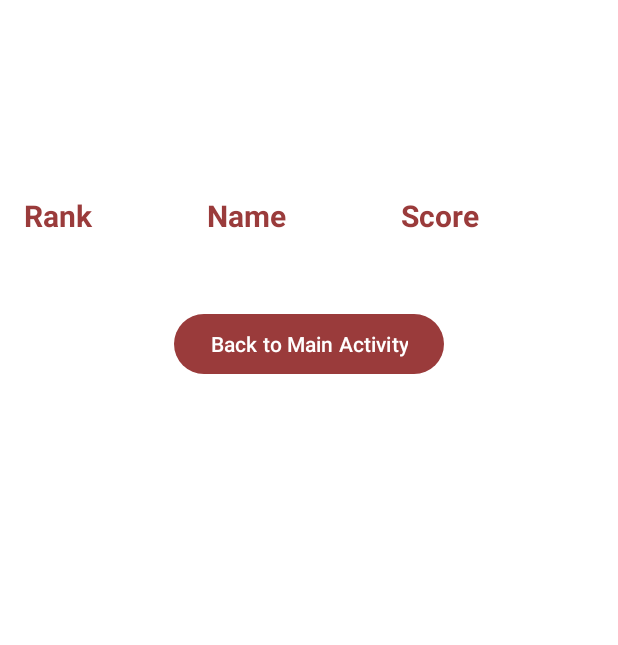
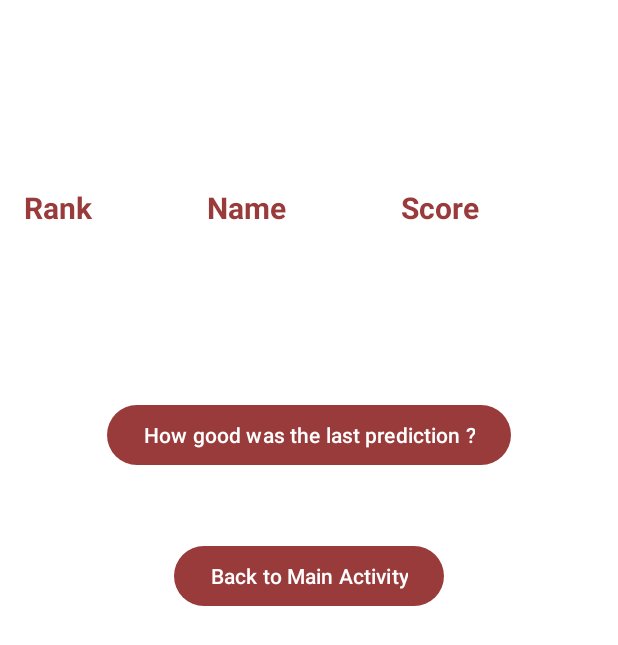
Before and after one commit to francomano/CoffeeCraft, an Android app: the UserInfoActivity screen opened directly, with no data from a screen before it, on a phone screen of 412 x 824 dp. Shown: the top 645 px of the screen. Run offline under Robolectric (Android 15) with nearby library versions, the phone set to English and light mode, and no system bars.

Commit message:
coffee feedback

```diff
--- a/CoffeeCraftJava/app/src/main/AndroidManifest.xml
+++ b/CoffeeCraftJava/app/src/main/AndroidManifest.xml
@@ -42,8 +42,5 @@
         <activity
             android:name=".CoffeeSuggestionActivity"
             android:exported="false" />
-        <activity
-            android:name=".CoffeeSuggestionActivity"
-            android:exported="false" />
     </application>
 </manifest>
--- a/CoffeeCraftJava/app/src/main/res/layout/activity_user_info.xml
+++ b/CoffeeCraftJava/app/src/main/res/layout/activity_user_info.xml
@@ -13,7 +13,7 @@
         android:id="@+id/userInfoTextView"
         android:layout_width="match_parent"
         android:layout_height="wrap_content"
-        android:textSize="24sp"
+        android:textSize="20sp"
         android:textColor="@color/coffee"
         android:gravity="center"
         android:textStyle="bold"
@@ -76,6 +76,68 @@
         android:divider="@null"
         android:dividerHeight="0dp"/>
 
+    <FrameLayout
+        android:layout_width="wrap_content"
+        android:layout_height="wrap_content"
+        android:paddingTop="20dp"
+        android:layout_gravity="center">
+
+        <com.google.android.material.button.MaterialButton
+            android:id="@+id/reviewButton"
+            android:layout_width="wrap_content"
+            android:layout_height="wrap_content"
+            android:text="How good was the last prediction ?"
+            android:layout_gravity="center"
+            app:backgroundTint="@color/coffee"
+            android:textColor="@color/white"
+            android:layout_marginTop="16dp"
+            android:elevation="4dp"/>
+
+        <LinearLayout
+            android:layout_width="wrap_content"
+            android:layout_height="wrap_content"
+            android:orientation="vertical"
+            android:layout_gravity="center"
+            android:visibility="invisible"
+            android:id="@+id/reviewView">
+
+            <com.google.android.material.textview.MaterialTextView
+                android:id="@+id/coffeeType"
+                android:layout_width="wrap_content"
+                android:layout_height="wrap_content"
+                android:layout_gravity="center"
+                android:textColor="@color/coffee"
+                android:textStyle="bold"
+                android:text="Coffee type"/>
+
+            <LinearLayout
+
+                android:layout_width="wrap_content"
+                android:layout_height="wrap_content"
+                android:layout_gravity="center"
+                android:orientation="horizontal">
+
+                <ImageButton
+                    android:id="@+id/buttonNext"
+                    android:layout_width="90dp"
+                    android:layout_height="90dp"
+                    android:layout_margin="15dp"
+                    android:scaleType="fitCenter"
+                    android:backgroundTint="@color/transparent"
+                    android:src="@drawable/cross" />
+
+                <ImageButton
+                    android:id="@+id/buttonBuy"
+                    android:layout_width="90dp"
+                    android:layout_height="90dp"
+                    android:layout_margin="15dp"
+                    android:scaleType="fitCenter"
+                    android:backgroundTint="@color/transparent"
+                    android:src="@drawable/v" />
+            </LinearLayout>
+        </LinearLayout>
+    </FrameLayout>
+
     <!-- Back Button -->
     <com.google.android.material.button.MaterialButton
         android:id="@+id/backButton"
```
Also changed, not shown: CoffeeCraftJava/app/src/main/java/com/example/coffeecraft/CoffeeSuggestionActivity.java (+10 -0 lines), CoffeeCraftJava/app/src/main/java/com/example/coffeecraft/MainActivity.java (+2 -12 lines), CoffeeCraftJava/app/src/main/java/com/example/coffeecraft/UserInfoActivity.java (+51 -0 lines).
